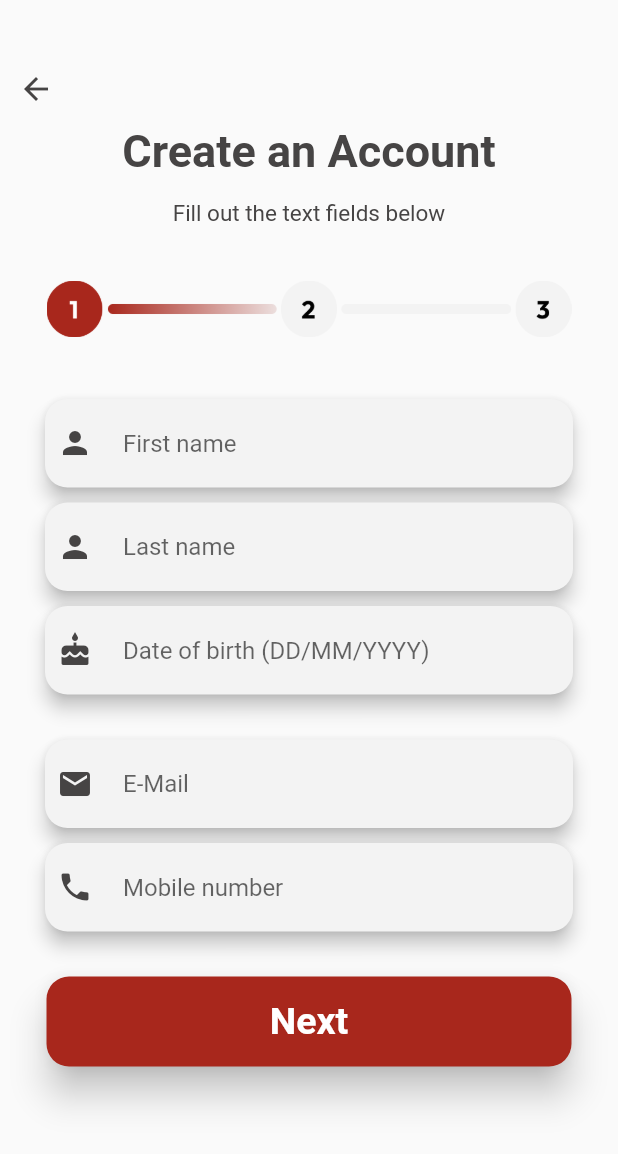
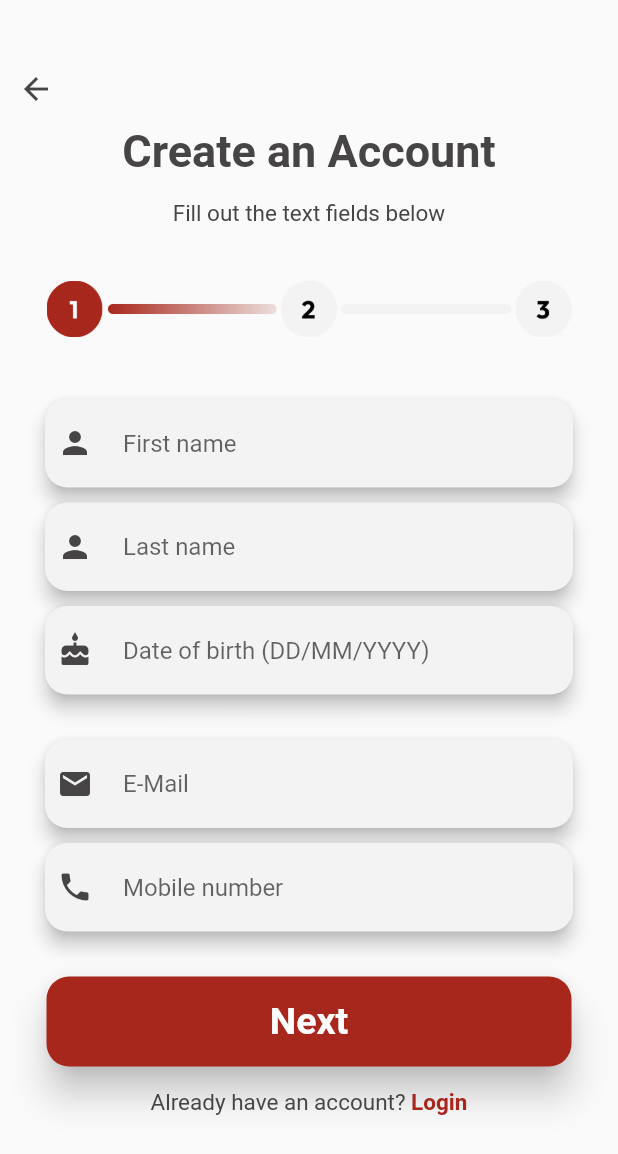
Before and after one commit to aronmilojevic/RedResQ_App, a Flutter app: the FirstFormular screen opened directly, on a phone screen of 412 x 824 dp. Shown: the top 1154 px of the screen. Run offline on Flutter 3.47's test engine with Material 2 defaults, Android fonts, the phone set to English and light mode, and no system bars; our stand-ins replace connectivity, flutter_local_notifications.

Commit message:
kleine änderungen am code

```diff
--- a/lib/login_register/register_formular_1.dart
+++ b/lib/login_register/register_formular_1.dart
@@ -1,5 +1,6 @@
 import 'package:flutter/material.dart';
 import 'package:redresq_app/components/my_colors.dart';
+import 'package:redresq_app/login_register/login_page.dart';
 import 'package:redresq_app/login_register/register_formular_2.dart';
 
 class FirstFormular extends StatefulWidget {
@@ -70,7 +71,35 @@ class _FirstFormularState extends State<FirstFormular> {
                 _buildTextFieldWithIcon(Icons.phone, _mobileNumberController, 'Mobile number'),
                 const SizedBox(height: 30),
                 _buildNextButton(context),
-                const SizedBox(height: 20),
+                TextButton(
+                  onPressed: () {
+                    Navigator.push(
+                      context,
+                      MaterialPageRoute(builder: (context) => LoginPage()),
+                    );
+                  },
+                  child: RichText(
+                    textAlign: TextAlign.center,
+                    text: TextSpan(
+                      text: 'Already have an account? ',
+                      style: TextStyle(
+                        fontSize: 15,
+                        color: Color(0xff464444),
+                        fontWeight: FontWeight.normal,
+                      ),
+                      children: [
+                        TextSpan(
+                          text: 'Login',
+                          style: TextStyle(
+                            fontSize: 15,
+                            color: myRedColor,
+                            fontWeight: FontWeight.bold,
+                          ),
+                        ),
+                      ],
+                    ),
+                  ),
+                ),
               ],
             ),
           ),
@@ -78,9 +107,6 @@ class _FirstFormularState extends State<FirstFormular> {
     );
   }
 
-  /*
-
-            */
 
   Widget _buildTextFieldWithIcon(IconData icon, TextEditingController controller, String hintText, {bool isEmail = false, bool isDate = false}) {
     return Padding(
```
Also changed, not shown: lib/login_register/login_page.dart (+3 -4 lines), lib/login_register/register_formular_3.dart (+7 -2 lines), lib/login_register/user.dart (+2 -54 lines).
